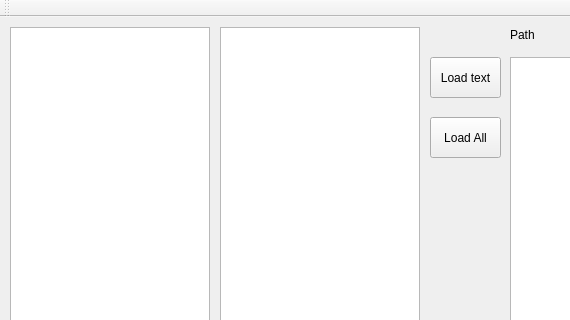
MitchNanaya/CN2TW, file CN2TW/CN2TW/mainwindow.ui: the form before one commit; both pictures show x 0 to 570 and y 0 to 320 of the 899 by 600 pixel window.
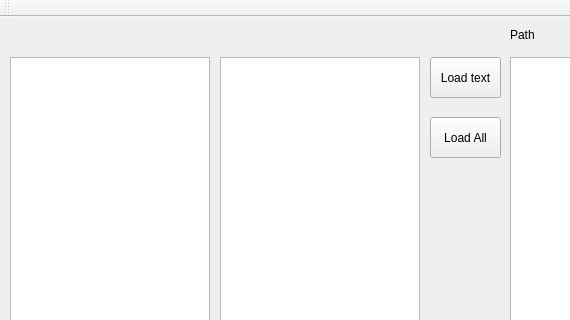
The form after the commit.

Patch:
```diff
--- a/CN2TW/CN2TW/mainwindow.ui
+++ b/CN2TW/CN2TW/mainwindow.ui
@@ -28,9 +28,9 @@
     <property name="geometry">
      <rect>
       <x>10</x>
-      <y>10</y>
+      <y>40</y>
       <width>200</width>
-      <height>521</height>
+      <height>491</height>
      </rect>
     </property>
     <property name="horizontalScrollBarPolicy">
@@ -67,9 +67,9 @@
     <property name="geometry">
      <rect>
       <x>220</x>
-      <y>10</y>
+      <y>40</y>
       <width>200</width>
-      <height>521</height>
+      <height>491</height>
      </rect>
     </property>
     <property name="horizontalScrollBarPolicy">
```
